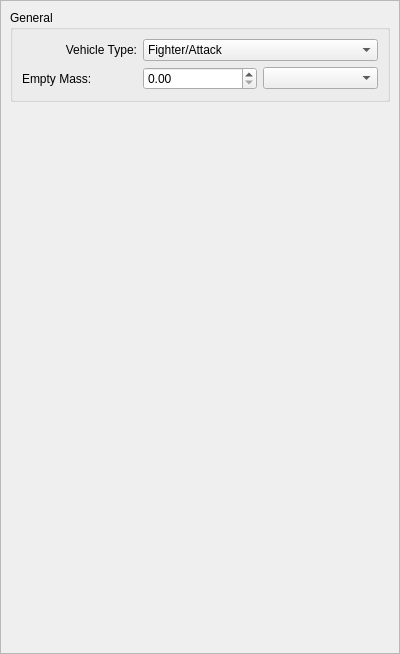
The window that src/gui/DockWidgetParams.ui (marek-cel/mc-mass) describes before a commit, drawn with Qt 5.
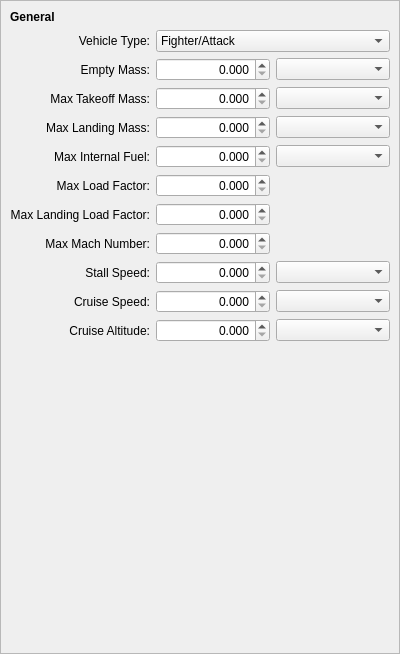
The same window after the commit. Custom widgets are drawn as their Qt base class.

Commit message: Enhance DockWidgetParams UI with vehicle type selection and additional parameters

The edit to the form file:
```diff
--- a/src/gui/DockWidgetParams.ui
+++ b/src/gui/DockWidgetParams.ui
@@ -45,63 +45,274 @@
         </rect>
        </property>
        <layout class="QGridLayout" name="gridLayout_2">
-        <item row="0" column="0">
-         <widget class="QGroupBox" name="groupBox">
-          <property name="title">
+        <item row="1" column="1" colspan="2">
+         <widget class="QComboBox" name="comboBoxVehicleType">
+          <item>
+           <property name="text">
+            <string>Fighter/Attack</string>
+           </property>
+          </item>
+          <item>
+           <property name="text">
+            <string>Cargo/Transport</string>
+           </property>
+          </item>
+          <item>
+           <property name="text">
+            <string>General Aviation</string>
+           </property>
+          </item>
+          <item>
+           <property name="text">
+            <string>Helicopter</string>
+           </property>
+          </item>
+         </widget>
+        </item>
+        <item row="3" column="0">
+         <widget class="QLabel" name="label_3">
+          <property name="text">
+           <string>Max Takeoff Mass:</string>
+          </property>
+          <property name="alignment">
+           <set>Qt::AlignRight|Qt::AlignTrailing|Qt::AlignVCenter</set>
+          </property>
+         </widget>
+        </item>
+        <item row="0" column="0" colspan="2">
+         <widget class="QLabel" name="label_15">
+          <property name="font">
+           <font>
+            <bold>true</bold>
+           </font>
+          </property>
+          <property name="text">
            <string>General</string>
           </property>
-          <layout class="QGridLayout" name="gridLayout_3">
-           <item row="0" column="0">
-            <widget class="QLabel" name="label">
-             <property name="text">
-              <string>Vehicle Type:</string>
-             </property>
-             <property name="alignment">
-              <set>Qt::AlignRight|Qt::AlignTrailing|Qt::AlignVCenter</set>
-             </property>
-            </widget>
-           </item>
-           <item row="1" column="0">
-            <widget class="QLabel" name="label_2">
-             <property name="text">
-              <string>Empty Mass:</string>
-             </property>
-            </widget>
-           </item>
-           <item row="1" column="1">
-            <widget class="QDoubleSpinBox" name="doubleSpinBox"/>
-           </item>
-           <item row="1" column="2">
-            <widget class="QComboBox" name="comboBox"/>
-           </item>
-           <item row="0" column="1" colspan="2">
-            <widget class="QComboBox" name="comboBoxVehicleType">
-             <item>
-              <property name="text">
-               <string>Fighter/Attack</string>
-              </property>
-             </item>
-             <item>
-              <property name="text">
-               <string>Cargo/Transport</string>
-              </property>
-             </item>
-             <item>
-              <property name="text">
-               <string>General Aviation</string>
-              </property>
-             </item>
-             <item>
-              <property name="text">
-               <string>Helicopter</string>
-              </property>
-             </item>
-            </widget>
-           </item>
-          </layout>
+         </widget>
+        </item>
+        <item row="2" column="2">
+         <widget class="ComboUnitsMass" name="comboBox"/>
+        </item>
+        <item row="3" column="1">
+         <widget class="QDoubleSpinBox" name="doubleSpinBox_2">
+          <property name="alignment">
+           <set>Qt::AlignRight|Qt::AlignTrailing|Qt::AlignVCenter</set>
+          </property>
+          <property name="decimals">
+           <number>3</number>
+          </property>
+         </widget>
+        </item>
+        <item row="11" column="0">
+         <widget class="QLabel" name="label_11">
+          <property name="text">
+           <string>Cruise Altitude:</string>
+          </property>
+          <property name="alignment">
+           <set>Qt::AlignRight|Qt::AlignTrailing|Qt::AlignVCenter</set>
+          </property>
+         </widget>
+        </item>
+        <item row="5" column="2">
+         <widget class="ComboUnitsMass" name="comboBox_4"/>
+        </item>
+        <item row="7" column="0">
+         <widget class="QLabel" name="label_7">
+          <property name="text">
+           <string>Max Landing Load Factor:</string>
+          </property>
+          <property name="alignment">
+           <set>Qt::AlignRight|Qt::AlignTrailing|Qt::AlignVCenter</set>
+          </property>
+         </widget>
+        </item>
+        <item row="4" column="1">
+         <widget class="QDoubleSpinBox" name="doubleSpinBox_3">
+          <property name="alignment">
+           <set>Qt::AlignRight|Qt::AlignTrailing|Qt::AlignVCenter</set>
+          </property>
+          <property name="decimals">
+           <number>3</number>
+          </property>
+         </widget>
+        </item>
+        <item row="9" column="0">
+         <widget class="QLabel" name="label_9">
+          <property name="text">
+           <string>Stall Speed:</string>
+          </property>
+          <property name="alignment">
+           <set>Qt::AlignRight|Qt::AlignTrailing|Qt::AlignVCenter</set>
+          </property>
+         </widget>
+        </item>
+        <item row="9" column="1">
+         <widget class="QDoubleSpinBox" name="doubleSpinBox_8">
+          <property name="alignment">
+           <set>Qt::AlignRight|Qt::AlignTrailing|Qt::AlignVCenter</set>
+          </property>
+          <property name="decimals">
+           <number>3</number>
+          </property>
+         </widget>
+        </item>
+        <item row="6" column="1">
+         <widget class="QDoubleSpinBox" name="doubleSpinBox_5">
+          <property name="alignment">
+           <set>Qt::AlignRight|Qt::AlignTrailing|Qt::AlignVCenter</set>
+          </property>
+          <property name="decimals">
+           <number>3</number>
+          </property>
+         </widget>
+        </item>
+        <item row="8" column="0">
+         <widget class="QLabel" name="label_8">
+          <property name="text">
+           <string>Max Mach Number:</string>
+          </property>
+          <property name="alignment">
+           <set>Qt::AlignRight|Qt::AlignTrailing|Qt::AlignVCenter</set>
+          </property>
+         </widget>
+        </item>
+        <item row="10" column="2">
+         <widget class="ComboUnitsSpeed" name="comboBox_6"/>
+        </item>
+        <item row="11" column="2">
+         <widget class="ComboUnitsAltitude" name="comboBox_7"/>
+        </item>
+        <item row="9" column="2">
+         <widget class="ComboUnitsSpeed" name="comboBox_5"/>
+        </item>
+        <item row="4" column="2">
+         <widget class="ComboUnitsMass" name="comboBox_3"/>
+        </item>
+        <item row="2" column="1">
+         <widget class="QDoubleSpinBox" name="doubleSpinBox">
+          <property name="alignment">
+           <set>Qt::AlignRight|Qt::AlignTrailing|Qt::AlignVCenter</set>
+          </property>
+          <property name="decimals">
+           <number>3</number>
+          </property>
+         </widget>
+        </item>
+        <item row="8" column="1">
+         <widget class="QDoubleSpinBox" name="doubleSpinBox_7">
+          <property name="alignment">
+           <set>Qt::AlignRight|Qt::AlignTrailing|Qt::AlignVCenter</set>
+          </property>
+          <property name="decimals">
+           <number>3</number>
+          </property>
+         </widget>
+        </item>
+        <item row="7" column="1">
+         <widget class="QDoubleSpinBox" name="doubleSpinBox_6">
+          <property name="alignment">
+           <set>Qt::AlignRight|Qt::AlignTrailing|Qt::AlignVCenter</set>
+          </property>
+          <property name="decimals">
+           <number>3</number>
+          </property>
+         </widget>
+        </item>
+        <item row="4" column="0">
+         <widget class="QLabel" name="label_4">
+          <property name="text">
+           <string>Max Landing Mass:</string>
+          </property>
+          <property name="alignment">
+           <set>Qt::AlignRight|Qt::AlignTrailing|Qt::AlignVCenter</set>
+          </property>
+         </widget>
+        </item>
+        <item row="10" column="0">
+         <widget class="QLabel" name="label_10">
+          <property name="text">
+           <string>Cruise Speed:</string>
+          </property>
+          <property name="alignment">
+           <set>Qt::AlignRight|Qt::AlignTrailing|Qt::AlignVCenter</set>
+          </property>
+         </widget>
+        </item>
+        <item row="11" column="1">
+         <widget class="QDoubleSpinBox" name="doubleSpinBox_10">
+          <property name="alignment">
+           <set>Qt::AlignRight|Qt::AlignTrailing|Qt::AlignVCenter</set>
+          </property>
+          <property name="decimals">
+           <number>3</number>
+          </property>
+         </widget>
+        </item>
+        <item row="3" column="2">
+         <widget class="ComboUnitsMass" name="comboBox_2"/>
+        </item>
+        <item row="6" column="0">
+         <widget class="QLabel" name="label_6">
+          <property name="text">
+           <string>Max Load Factor:</string>
+          </property>
+          <property name="alignment">
+           <set>Qt::AlignRight|Qt::AlignTrailing|Qt::AlignVCenter</set>
+          </property>
+         </widget>
+        </item>
+        <item row="10" column="1">
+         <widget class="QDoubleSpinBox" name="doubleSpinBox_9">
+          <property name="alignment">
+           <set>Qt::AlignRight|Qt::AlignTrailing|Qt::AlignVCenter</set>
+          </property>
+          <property name="decimals">
+           <number>3</number>
+          </property>
+         </widget>
+        </item>
+        <item row="5" column="0">
+         <widget class="QLabel" name="label_5">
+          <property name="text">
+           <string>Max Internal Fuel:</string>
+          </property>
+          <property name="alignment">
+           <set>Qt::AlignRight|Qt::AlignTrailing|Qt::AlignVCenter</set>
+          </property>
+         </widget>
+        </item>
+        <item row="5" column="1">
+         <widget class="QDoubleSpinBox" name="doubleSpinBox_4">
+          <property name="alignment">
+           <set>Qt::AlignRight|Qt::AlignTrailing|Qt::AlignVCenter</set>
+          </property>
+          <property name="decimals">
+           <number>3</number>
+          </property>
+         </widget>
+        </item>
+        <item row="2" column="0">
+         <widget class="QLabel" name="label_2">
+          <property name="text">
+           <string>Empty Mass:</string>
+          </property>
+          <property name="alignment">
+           <set>Qt::AlignRight|Qt::AlignTrailing|Qt::AlignVCenter</set>
+          </property>
          </widget>
         </item>
         <item row="1" column="0">
+         <widget class="QLabel" name="label">
+          <property name="text">
+           <string>Vehicle Type:</string>
+          </property>
+          <property name="alignment">
+           <set>Qt::AlignRight|Qt::AlignTrailing|Qt::AlignVCenter</set>
+          </property>
+         </widget>
+        </item>
+        <item row="12" column="0" colspan="3">
          <spacer name="verticalSpacer">
           <property name="orientation">
            <enum>Qt::Vertical</enum>
@@ -121,6 +332,23 @@
    </layout>
   </widget>
  </widget>
+ <customwidgets>
+  <customwidget>
+   <class>ComboUnitsMass</class>
+   <extends>QComboBox</extends>
+   <header>gui/ComboUnitsMass.h</header>
+  </customwidget>
+  <customwidget>
+   <class>ComboUnitsSpeed</class>
+   <extends>QComboBox</extends>
+   <header>gui/ComboUnitsSpeed.h</header>
+  </customwidget>
+  <customwidget>
+   <class>ComboUnitsAltitude</class>
+   <extends>QComboBox</extends>
+   <header>gui/ComboUnitsAltitude.h</header>
+  </customwidget>
+ </customwidgets>
  <resources/>
  <connections/>
 </ui>
```
